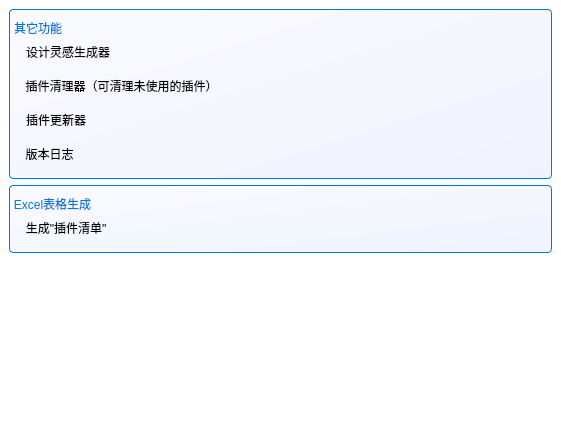
The window that DrillPluginInformationReader/Source/InformationModule/otherFunctionPart/p_OtherFunctionPart.ui (DrillUp/DrillPluginInformationReader) describes before a commit, drawn with Qt 5.
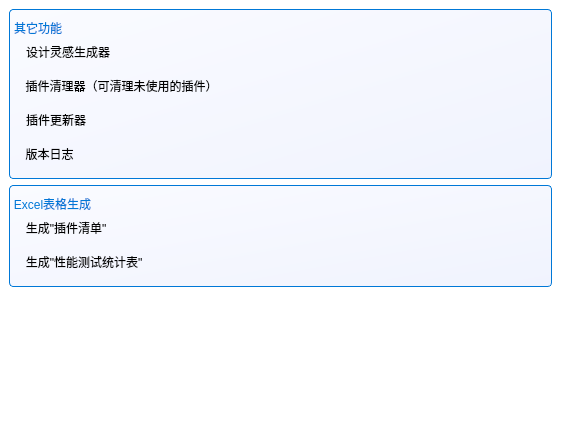
The same window after the commit. Icons and pictures are not drawn.

Commit message: 跑通了插件性能的基本流程。

```diff
--- a/DrillPluginInformationReader/Source/InformationModule/otherFunctionPart/p_OtherFunctionPart.ui
+++ b/DrillPluginInformationReader/Source/InformationModule/otherFunctionPart/p_OtherFunctionPart.ui
@@ -201,6 +201,20 @@
             </property>
            </widget>
           </item>
+          <item>
+           <widget class="QToolButton" name="toolButton_excelPerformanceDataList">
+            <property name="text">
+             <string>生成&quot;性能测试统计表&quot;</string>
+            </property>
+            <property name="icon">
+             <iconset resource="../../../drillplugininformationreader.qrc">
+              <normaloff>:/DrillPluginInformationReader/Resources/icons/global/drill_logo_64x64.png</normaloff>:/DrillPluginInformationReader/Resources/icons/global/drill_logo_64x64.png</iconset>
+            </property>
+            <property name="toolButtonStyle">
+             <enum>Qt::ToolButtonTextBesideIcon</enum>
+            </property>
+           </widget>
+          </item>
          </layout>
         </widget>
        </item>
```
The commit also changes 13 other files.
